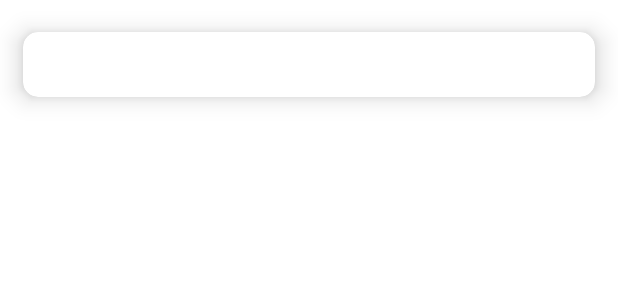
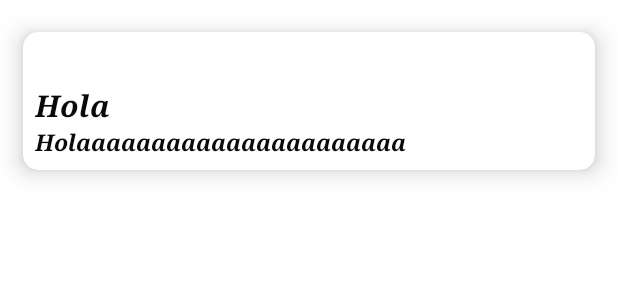
Before and after one commit to ferseba18/CarnavalTPM3, an Android app: the layout item_puntos.xml on its own in the app's theme, with its tools: preview values and no code run, on a phone screen of 412 x 824 dp. Shown: the top 300 px of the screen. Run offline under Robolectric (Android 15) with nearby library versions, the phone set to English and light mode, and no system bars.

Commit message:
Modificando logica para comprar puntos o intentos

```diff
--- a/app/src/main/java/com/example/carnaval/modelo/PuntoModel.kt
+++ b/app/src/main/java/com/example/carnaval/modelo/PuntoModel.kt
@@ -1,3 +1,3 @@
 package com.example.carnaval.modelo
 
-data class PuntoModel(val cantidad:Int,val descripcion:String)
+data class PuntoModel(val cantidad: Int, val descripcion: String, val name:String)
--- /dev/null
+++ b/app/src/main/java/com/example/carnaval/modelo/TicketModel.kt
@@ -0,0 +1,3 @@
+package com.example.carnaval.modelo
+
+data class TicketModel(val code:String,val description:String,val valor:Int)
--- a/app/src/main/res/layout/activity_actividad_lector_qr.xml
+++ b/app/src/main/res/layout/activity_actividad_lector_qr.xml
@@ -100,7 +100,8 @@
                     android:padding="5dp"
                     android:inputType="number"
                     android:hint="Ingrese el valor"
-                    android:enabled="true"/>
+                    android:enabled="true"
+                    android:visibility="gone"/>
 
 
             </LinearLayout>
--- a/app/src/main/res/layout/item_puntos.xml
+++ b/app/src/main/res/layout/item_puntos.xml
@@ -1,6 +1,7 @@
 <?xml version="1.0" encoding="utf-8"?>
 <androidx.cardview.widget.CardView xmlns:android="http://schemas.android.com/apk/res/android"
     xmlns:app="http://schemas.android.com/apk/res-auto"
+    xmlns:tools="http://schemas.android.com/tools"
     android:layout_width="match_parent"
     android:layout_height="wrap_content"
     app:cardBackgroundColor="@color/white"
@@ -15,6 +16,15 @@
         android:layout_height="wrap_content"
         android:padding="8dp">
 
+        <LinearLayout
+            android:layout_width="match_parent"
+            android:layout_height="wrap_content"
+            android:orientation="vertical"
+            app:layout_constraintBottom_toBottomOf="parent"
+            app:layout_constraintEnd_toEndOf="parent"
+            app:layout_constraintStart_toStartOf="parent"
+            app:layout_constraintTop_toTopOf="parent">
+
             <TextView
                 android:id="@+id/puntos_item"
                 android:layout_width="wrap_content"
@@ -26,9 +36,10 @@
                 app:layout_constraintTop_toTopOf="parent" />
 
             <TextView
-            android:id="@+id/descripcion_item"
+                android:id="@+id/nombre_item"
                 android:layout_width="wrap_content"
                 android:layout_height="wrap_content"
+                android:text="Hola"
                 android:textColor="#0B0A0A"
                 android:textSize="20sp"
                 android:textStyle="bold|italic"
@@ -36,6 +47,21 @@
                 app:layout_constraintEnd_toEndOf="parent"
                 app:layout_constraintTop_toTopOf="parent" />
 
+            <TextView
+                android:id="@+id/descripcion_item"
+                android:layout_width="wrap_content"
+                android:layout_height="wrap_content"
+                android:textColor="#0B0A0A"
+                android:textSize="15sp"
+                android:textStyle="bold|italic"
+                android:typeface="serif"
+                app:layout_constraintEnd_toEndOf="parent"
+                app:layout_constraintTop_toTopOf="parent"
+                tools:text="Holaaaaaaaaaaaaaaaaaaaaaa" />
+
+        </LinearLayout>
+
+
     </androidx.constraintlayout.widget.ConstraintLayout>
 
 </androidx.cardview.widget.CardView>
```
Also changed, not shown: app/src/main/java/com/example/carnaval/actividades/ActividadInicial.kt (+15 -40 lines), app/src/main/java/com/example/carnaval/actividades/ActividadLectorQR.kt (+52 -56 lines), app/src/main/java/com/example/carnaval/adaptadores/TransactionViewHolder.kt (+7 -9 lines), app/src/main/java/com/example/carnaval/modelo/PuntoProvider.kt (+29 -3 lines), app/src/main/java/com/example/carnaval/modelo/TicketProvider.kt (added, +42 -0 lines). Lines whose indentation alone changed are shown as unchanged.
